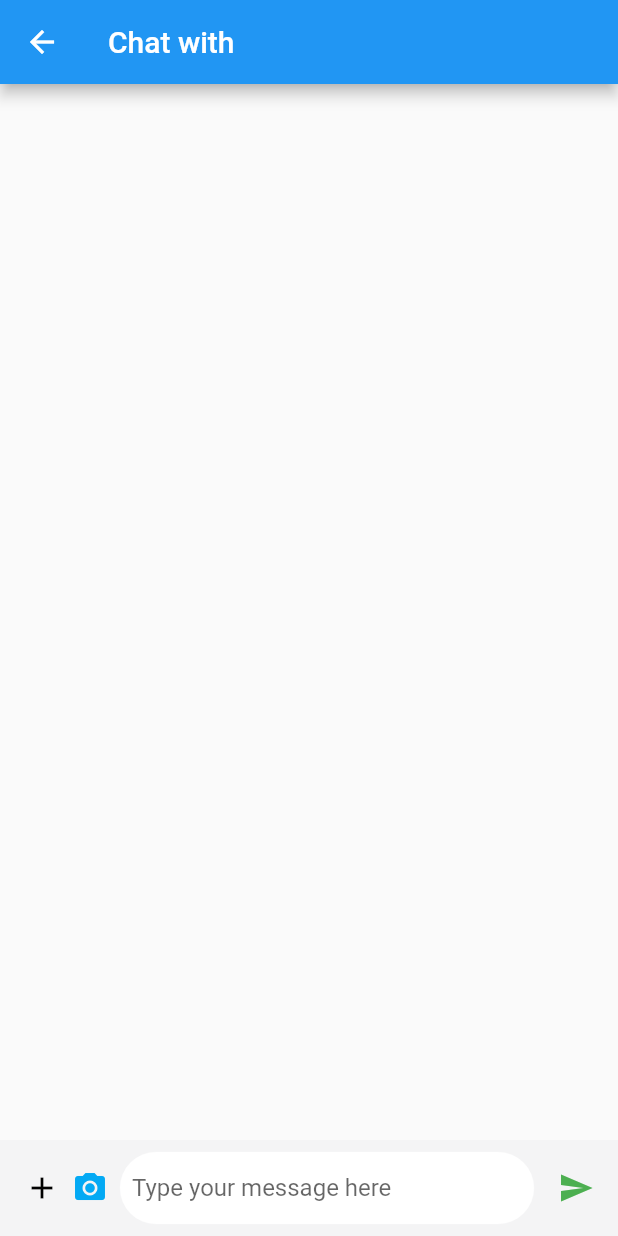
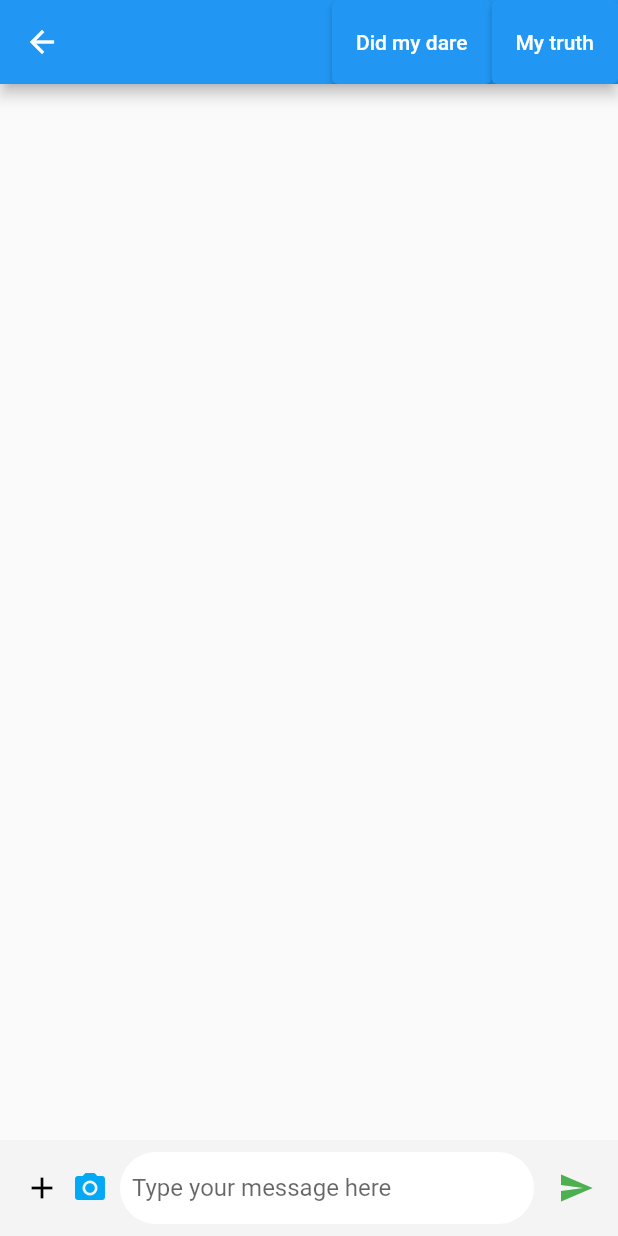
Before and after one commit to keyszl/truth-or-dare, a Flutter app: the ChatScreen screen opened directly with empty values, on a phone screen of 412 x 824 dp. Run offline on Flutter 3.47's test engine with Material 2 defaults, Android fonts, the phone set to English and light mode, and no system bars; drawn by our look-alikes of chat_bubbles; our stand-ins replace image_picker; missing offline and left inert: mutex, network_info_plus.

Commit message:
Truth/Dare buttons moved to chat
Buttons in the app bar. Buttons will bring up alert dialog with ability to send a certain truth/dare

```diff
--- a/truth_or_dare/lib/chat.dart
+++ b/truth_or_dare/lib/chat.dart
@@ -5,6 +5,8 @@ import 'package:chat_bubbles/chat_bubbles.dart';
 import 'package:flutter/material.dart';
 import 'package:image_picker/image_picker.dart';
 import 'friends_data.dart';
+import 'globals.dart' as globals;
+import 'firstscreen.dart' as firstscreen;
 
 class ChatScreen extends StatefulWidget {
   const ChatScreen({super.key, required this.friend});
@@ -57,7 +59,9 @@ class _ChatScreenState extends State<ChatScreen> {
   Widget build(BuildContext context) {
     return Scaffold(
       appBar: AppBar(
-        title: Text("Chat with " + widget.friend!.name),
+        title: Text(widget.friend!.name),
+        actions: [ElevatedButton(onPressed: (){}, child: Text("Did my dare")),
+        ElevatedButton(onPressed: (){}, child: Text("My truth"))],
       ),
       body: Column(
         mainAxisAlignment: MainAxisAlignment.end,
--- a/truth_or_dare/lib/globals.dart
+++ b/truth_or_dare/lib/globals.dart
@@ -2,3 +2,5 @@ library truth_or_dare.globals;
 
 String promptText = "";
 String contentType = "";
+List<String> dares = [];
+List<String> truths = [];
```
Also changed, not shown: truth_or_dare/lib/firstscreen.dart (+10 -9 lines).
